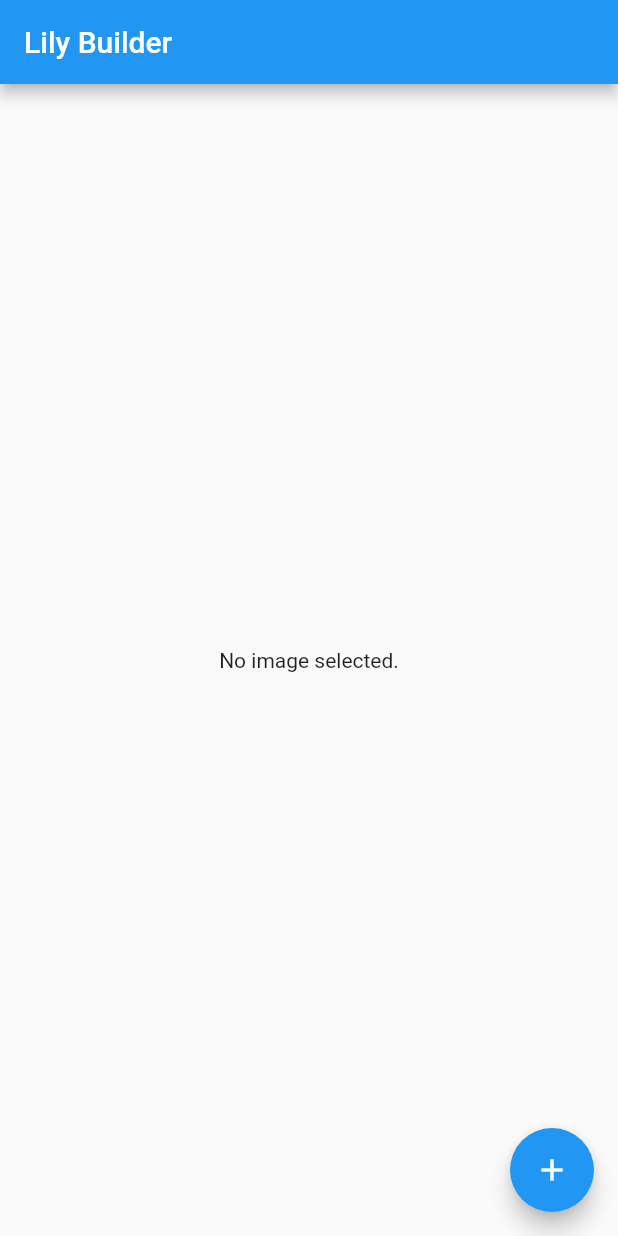
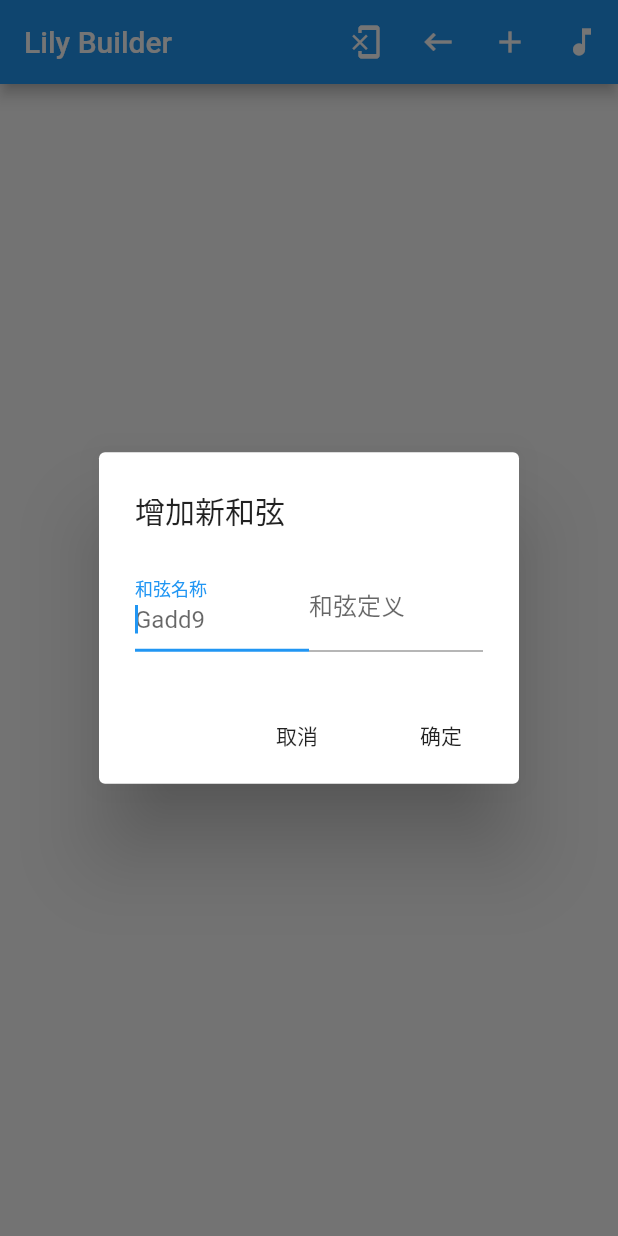
Before and after one commit to wq1977/garamaker, a Flutter app: the screen it shows after launch, after a tap on the "add" icon, on a phone screen of 412 x 824 dp. Run offline on Flutter 3.47's test engine with Material 2 defaults, Android fonts, the phone set to English and light mode, and no system bars; missing offline and left inert: multi_image_picker.

Commit message:
prepare to share

```diff
--- a/lilybuilder/lib/main.dart
+++ b/lilybuilder/lib/main.dart
@@ -1,4 +1,5 @@
 import 'package:flutter/material.dart';
+import 'package:flutter/services.dart';
 import 'package:multi_image_picker/multi_image_picker.dart';
 import 'package:flutter/foundation.dart';
 import 'dart:async';
@@ -10,104 +11,18 @@ void main() => runApp(MyApp());
 final _scaffoldKey = new GlobalKey<ScaffoldState>();
 final rowlevel1 = new GlobalKey();
 final expLevel2 = new GlobalKey();
+final dragableKey = new GlobalKey();
 
 class Yinfu {
-  int xian;
-  int pin;
-  int pos; //从开始每个
-  int duration;
-
-  int pinxian;
-  int picidx;
-  Offset offset;
-  Size size;
+  String yinfu;
+  int lineidx;
+  Offset pos;
 }
 
 class HeXuan {
   String name;
-  var pins = [0,0,0,0,0,0];
-}
-
-class PinXian {
-  double y1;
-  double y6;
-  int picidx;
-  bool contains(offset){
-    return (offset.dy > y1 - unit) && (offset.dy < y6 + unit);
-  }
-  double get unit {
-    return (y6 - y1) / 5 ;
-  }
-}
-
-class MyPainter extends CustomPainter {
-  final List<Yinfu> yinfus;
-  final List<HeXuan> hexuans;
-  final List<PinXian> pinxians;
-  final int selectYinfu;
-  final selectHexuan;
-  final int picidx;
-
-  MyPainter({
-    @required this.yinfus,
-    @required this.hexuans,
-    @required this.selectHexuan,
-    @required this.selectYinfu,
-    @required this.picidx,
-    @required this.pinxians,
-  }):super();
-
-
-  void drawBg(canvas, size){
-    final bgPaint = Paint()..color = Color(0x80FFFFFF);
-    var rect = Offset.zero & size;
-    canvas.drawRect(rect, bgPaint);
-  }
-
-  void drawPinXian(canvas, size) {
-    final linePaint = Paint()..color = Color(0x800000FF);
-    for (int i=0;i<pinxians.length; i++) {
-      if (pinxians[i].picidx != picidx) continue;
-      for (int j=0;j<6;j++){
-        canvas.drawLine(Offset(0, pinxians[i].y1 + j * pinxians[i].unit), Offset(size.width, pinxians[i].y1 + j * pinxians[i].unit), linePaint);
-      }
-    }
-  }
-
-  void drawYinfu(canvas) {
-    final stylenormal = new TextStyle(color:Colors.black);
-    final stylesel = new TextStyle(color:Colors.red);
-    for (int i=0;i<yinfus.length;i++){
-      if (yinfus[i].picidx != picidx) continue;
-      TextSpan span = new TextSpan(text: yinfus[i].pin < 0 ? 'x' : '${yinfus[i].pin}', style: i ==selectYinfu ? stylesel : stylenormal);
-      TextPainter tp = new TextPainter(text: span, textDirection: TextDirection.ltr);
-      tp.layout();
-      tp.paint(canvas,Offset(yinfus[i].offset.dx, pinxians[yinfus[i].pinxian].y1 + pinxians[yinfus[i].pinxian].unit * yinfus[i].xian - tp.height / 2));
-    }
-  }
-
-  @override
-  void paint(Canvas canvas, Size size) {
-    drawBg(canvas, size);
-    drawPinXian(canvas, size);
-    drawYinfu(canvas);
-  }
-  @override
-  bool shouldRepaint(MyPainter oldDelegate){
-    if (yinfus.length !=oldDelegate.yinfus.length) return true;
-    if (hexuans.length !=oldDelegate.hexuans.length) return true;
-    for (int i=0;i<hexuans.length;i++) {
-      if (hexuans[i] !=oldDelegate.hexuans[i]) return true;
-    }
-    for (int i=0;i<yinfus.length;i++) {
-      if (yinfus[i] !=oldDelegate.yinfus[i]) return true;
-    }
-    if (selectHexuan !=oldDelegate.selectHexuan) return true;
-    if (selectYinfu !=oldDelegate.selectYinfu) return true;
-    return false;
-  }
-  @override
-  bool shouldRebuildSemantics(MyPainter oldDelegate) => false;
+  String code;
+  String define;
 }
 
 class MyApp extends StatelessWidget {
@@ -131,67 +46,131 @@ class MyHomePage extends StatefulWidget {
   _MyHomePageState createState() => _MyHomePageState();
 }
 
+class LineYinfu{
+  String line;
+  Offset pos;
+}
+
 class _MyHomePageState extends State<MyHomePage> {
   List<Asset> images = List<Asset>();
   List<GlobalKey> keys = List<GlobalKey>();
   List<Yinfu> yinfus = List<Yinfu>();
   List<HeXuan> hexuans = List<HeXuan>();
-  List<PinXian> pinxians = List<PinXian>();
-  int selectYinfu=-1;
-  int selectHexuan=-1;
-  final ScrollController _controller = new ScrollController();
+  List<Widget> pics=List<Widget>();
 
-  @override
-  void dispose() {
-    //为了避免内存泄露，需要调用_controller.dispose
-    _controller.dispose();
-    super.dispose();
+  String tmphexuanname;
+  String tmphexuan;
+  String buffer='';
+  String currentCmd='';
+  String currentJiePai='';
+  int currentPin=0;
+  int currentHexuan=0;
+  int curlineidx=0;
+  Offset position=Offset(12, 384);
+
+  List<String> cmds = ['@1','@2'];
+  List<String> xians = ['1','2','3','4','5','6','u','U','d','D','-'];
+  List<String> jiepais = ['3/4','6/8','4/4'];
+  List<Widget> cmdWidgets = List<Widget>();
+
+  List<LineYinfu> lineYinfu(){
+    List<LineYinfu> result = List<LineYinfu>();
+    var jiepai=4;
+    if (currentJiePai.length>0){
+      jiepai = currentJiePai.codeUnits[0] - '0'.codeUnits[0];
+    }
+    yinfus.forEach((f){
+      LineYinfu line;
+      result.forEach((l){
+        if (line != null ) return;
+        if (l.pos.dy == f.pos.dy) {
+          line = l;
+        }
+      });
+      if (line==null){
+        line =LineYinfu()..pos = f.pos..line='';
+        result.add(line);
+      }
+      line.line +=f.yinfu+",";
+      if (line.line.split(',').length % jiepai == 1) {
+        line.line += '    ';
+      }
+    });
+    return result;
   }
 
-  @override
-  void initState() {
-    super.initState();
-    //监听滚动事件，打印滚动位置
-    _controller.addListener(() {
-      debugPrint('${_controller.offset}'); //打印滚动位置
-    });
+  addyinfu(String xian){
+    String pin = currentPin == 0 ? '${hexuans[currentHexuan].code}' : '${currentPin-1}';
+    if (xian == '-') pin='-';
+    buffer+='$xian$pin';
+    if (currentCmd == '@1'){
+      yinfus.add(Yinfu()..yinfu=buffer..lineidx=curlineidx..pos=position);
+      buffer='';
+      SystemSound.play(SystemSoundType.click);
+      setState(() {});
+    }
+    if (currentCmd == '@2'){
+      if (buffer.length<4) return setState(() {});
+      yinfus.add(Yinfu()..yinfu='@2$buffer'..lineidx=curlineidx..pos=position);
+      buffer='';
+      SystemSound.play(SystemSoundType.click);
+      currentCmd='@1';
+      setState(() {});
+    }
   }
 
-  pinxianup(){
-    pinxians[yinfus[selectYinfu].pinxian].y1-=1;
-    setState(() {});
+  addhexuan(context){
+    showDialog(
+      context: context,
+      builder: (_) => new AlertDialog(
+          title: new Text("增加新和弦"),
+          content: new Row(
+            children: <Widget>[
+              Expanded(
+                  child: new TextField(
+                    autofocus: true,
+                    decoration: new InputDecoration(
+                        labelText: '和弦名称', hintText: 'Gadd9'),
+                    onChanged: (value) {
+                      tmphexuanname = value;
+                    },
+                  )),
+              Expanded(
+                  child: new TextField(
+                    autofocus: true,
+                    decoration: new InputDecoration(
+                        labelText: '和弦定义', hintText: '1,0,2,0,1,3'),
+                    onChanged: (value) {
+                      tmphexuan = value;
+                    },
+                  )),
+            ],
+          ),
+          actions:<Widget>[
+            new FlatButton(child:new Text("取消"), onPressed: (){
+              Navigator.of(context).pop();
+            },),
+            new FlatButton(child:new Text("确定"), onPressed: (){
+              Navigator.of(context).pop();
+              hexuans.add(HeXuan()..name=tmphexuanname..code = String.fromCharCode(0x41+hexuans.length)..define=tmphexuan);
+              setState(() {});
+            },)
+          ]
+      ));
   }
 
-  pinxiandown(){
-    pinxians[yinfus[selectYinfu].pinxian].y1+=1;
-    setState(() {});
+  erasehexian(){
+    if (hexuans.length > 0){
+      hexuans.removeLast();
+      setState(() {});
+    }
   }
 
-  pinxiangrow() {
-    pinxians[yinfus[selectYinfu].pinxian].y6+=1;
-    setState(() {});
-  }
-
-  pinxianshrink() {
-    pinxians[yinfus[selectYinfu].pinxian].y6-=1;
-    setState(() {});
-  }
-
-  pin(idx){
-    yinfus[selectYinfu].pin = idx-1;
-    setState(() {});
-  }
-
-  doTap(idx, offset, size){
-    if ((pinxians.length > 0) &&(pinxians.last.contains(offset))) {
-      int xian = ((offset.dy + pinxians.last.unit - pinxians.last.y1) / pinxians.last.unit).round();
-      yinfus.add(Yinfu()..pinxian =pinxians.length-1..xian = xian..pin=0..pos=0..duration=0..picidx=idx..offset=offset..size=size);
-    } else {
-      pinxians.add(PinXian()..picidx=idx..y1 =offset.dy..y6 =offset.dy + (pinxians.length > 0 ? pinxians.last.unit * 5 : 50));
-      yinfus.add(Yinfu()..pinxian =pinxians.length-1 ..xian = 0..pin=0..pos=0..duration=0..picidx=idx..offset=offset..size=size);
+  delyin() {
+    if (yinfus.length>0){
+      yinfus.removeLast();
+      setState(() {});
     }
-    selectYinfu = yinfus.length-1;
-    setState(() {});
   }
 
   Future loadAssets() async {
@@ -201,80 +180,112 @@ class _MyHomePageState extends State<MyHomePage> {
       maxImages: 10,
       options: CupertinoOptions(takePhotoIcon: "chat"),
     );
+    if (resultList.length <= 0) return;
     setState(() {
       keys = List<GlobalKey>.generate(resultList.length, (i)=>GlobalKey());
       images = resultList;
+      pics = List<Widget>.generate(resultList.length, (i)=>_buildRow(context, i));
     });
   }
 
   Widget _buildRow(BuildContext context, int idx){
     Asset asset = images[idx];
-        return Stack(
-          key:keys[idx],
-          children: <Widget>[
-            FractionallySizedBox(widthFactor: 1, child:AssetView(idx, asset,key: UniqueKey())),
-            Positioned(
-              right: 0,
-              top: 0,
-              left: 0,
-              bottom: 0,
-              child: Container(
-                child:GestureDetector(
-                  onTapUp: (details) {
-                    RenderBox rb = keys[idx].currentContext.findRenderObject();
-                    Offset local = rb.globalToLocal(details.globalPosition);
-                    doTap(idx, local, rb.size);
-                  },
-                  child: CustomPaint(
-                    painter: MyPainter(pinxians: pinxians, picidx: idx, yinfus: yinfus, hexuans: hexuans, selectHexuan: selectHexuan, selectYinfu: selectYinfu),
-                  )
-                ),
-              ),
-            )
-          ]
-        );
+    return FractionallySizedBox(widthFactor: 1, child:AssetView(idx, asset));
   }
 
   @override
   Widget build(BuildContext context) {
+    cmdWidgets = List<Widget>.generate(cmds.length, (i)=>OutlineButton(
+      child: Text(cmds[i]),
+      borderSide: currentCmd == cmds[i] ? new BorderSide(color: Theme.of(context).primaryColor): null,
+      onPressed: (){ setState(() {currentCmd = cmds[i];});},));
+    List<Widget> pinWidgets = List<Widget>.generate(11, (i)=>OutlineButton(
+      child: Text(i==0 ? 'X' : '${i-1}'),
+      borderSide: currentPin == i ? new BorderSide(color: Theme.of(context).primaryColor): null,
+      onPressed: (){ setState(() {currentPin = i;});},));
+    List<Widget> hexuan = List<Widget>.generate(hexuans.length, (i)=>OutlineButton(
+      child: Text(hexuans[i].name),
+      borderSide: currentHexuan == i ? new BorderSide(color: Theme.of(context).primaryColor): null,
+      onPressed: (){setState(() {currentHexuan = i;});},));
+    List<Widget> jpWidgets = List<Widget>.generate(jiepais.length, (i)=>OutlineButton(
+      child: Text(jiepais[i]),
+      borderSide: currentJiePai == jiepais[i] ? new BorderSide(color: Theme.of(context).primaryColor): null,
+      onPressed: (){ setState(() {currentJiePai = jiepais[i];});},));
+    List<Widget> xianWidgets = List<Widget>.generate(xians.length, (i)=>OutlineButton(
+      child: Text(xians[i]),
+      onPressed: (){addyinfu(xians[i]);},));
+
+    var tmp=lineYinfu();
+    List<Widget> yinfuWidgets = List<Widget>.generate(tmp.length, (i)=>Positioned(
+      left: tmp[i].pos.dx,
+      top: tmp[i].pos.dy - 20,
+      child: Text('${tmp[i].line}', style: TextStyle(fontWeight: FontWeight.bold)),));
     return Scaffold(
       appBar: AppBar(
         title: Text(widget.title),
+        actions: <Widget>[
+                IconButton(icon: Icon(Icons.phonelink_erase), onPressed: erasehexian,),
+                IconButton(icon: Icon(Icons.keyboard_backspace), onPressed: delyin,),
+                IconButton(icon: Icon(Icons.add), onPressed: (){addhexuan(context);},),
+                IconButton(icon: Icon(Icons.music_note), onPressed: loadAssets,),
+        ],
       ),
       body: images.length == 0 ?
         Center(child: Text('No image selected.'))
-        :Row(
-          key: rowlevel1,
+        :Stack(
+          key: dragableKey,
           children: <Widget>[
-          SingleChildScrollView(key:PageStorageKey(1), child: Column(children: List<Widget>.generate(20, (i)=>OutlineButton(child: Text(i==0 ? 'X' : '${i-1}'), shape:CircleBorder(), onPressed: (){pin(i);},))),),
-          Expanded(
-            key: expLevel2,
-            child:Column(children: <Widget>[
-              ButtonBar(children: <Widget>[
-                IconButton(icon: Icon(Icons.arrow_upward), onPressed: pinxianup,),
-                IconButton(icon: Icon(Icons.arrow_downward), onPressed: pinxiandown,),
-                IconButton(icon: Icon(Icons.exposure_plus_2), onPressed: pinxiangrow,),
-                IconButton(icon: Icon(Icons.exposure_neg_2), onPressed: pinxianshrink,),
-              ],),
-              Expanded(
-                child:SingleChildScrollView(
-                    controller: _controller,
-                    key:PageStorageKey(3),
-                    child:Column(
-                    children:List<Widget>.generate(images.length, (i)=>_buildRow(context, i))
-                  )
-                )
+          SingleChildScrollView(
+              child:Column(
+                children:pics,
+            )
+          ),
+          Stack(children: yinfuWidgets,),
+          Positioned(
+            left: position.dx,
+            top: position.dy,
+            width: 1000,
+            height: 220,
+            child:
+            Draggable(
+              onDraggableCanceled: (velocity, offset) {
+                RenderBox rb = dragableKey.currentContext.findRenderObject();
+                Offset localp = rb.globalToLocal(offset);
+                curlineidx++;
+                setState(() => position = localp);
+              },
+              feedback: Container(
+                width: 1000,
+                height: 220,
+                decoration: BoxDecoration(
+                  color: Colors.white,
+                  border: Border.all(color: Colors.black),
+                  borderRadius: BorderRadius.circular(10.0)
+                ),
               ),
-            ],),
-          ),
-          SingleChildScrollView(child: Column(children: List<Widget>.generate(hexuans.length, (i)=>OutlineButton(child: Text(hexuans[i].name), shape:CircleBorder(), onPressed: (){},))),),
-        ],
-      ),
-      floatingActionButton: FloatingActionButton(
-        onPressed: loadAssets,
-        tooltip: '选择图片',
-        child: Icon(Icons.add),
-      ),
+              child: Container(
+                padding: const EdgeInsets.all(10.0),
+                child: Column(
+                  children: <Widget>[
+                    Row(children: hexuan),
+                    Row(children: <Widget>[
+                      Row(children: cmdWidgets,),
+                      Text(' buf:$buffer'),
+                      Row(children: jpWidgets,),
+                    ],),
+                    Row(children: pinWidgets,),
+                    Row(children: xianWidgets,),
+                  ],
+                ),
+                decoration: BoxDecoration(
+                  color: Colors.white,
+                  border: Border.all(color: Colors.black),
+                  borderRadius: BorderRadius.circular(10.0),
+                ),
+              ),
+            )
+          )
+        ],)
     );
   }
 }
```
Also changed, not shown: lilybuilder/pubspec.yaml (+4 -3 lines).
